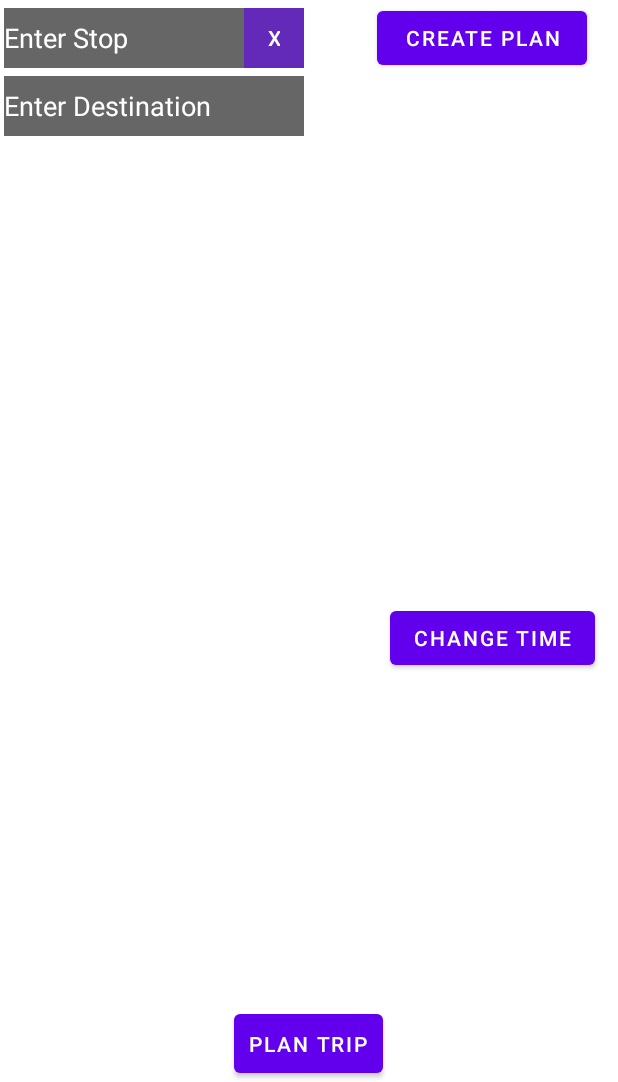
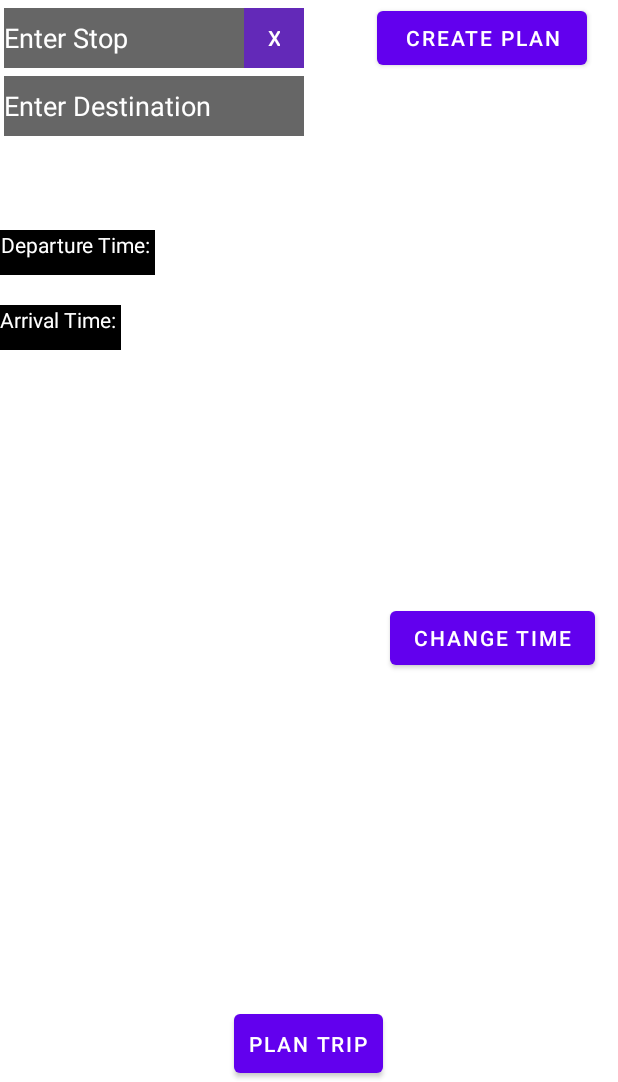
Before and after one commit to mtyra321/Clear-Routes, an Android app: the screen it shows after launch (MapsActivity), after a tap on "ADD STOP", on a phone screen of 412 x 824 dp, the part 154-1236 px from its top. Run offline under Robolectric (Android 15) with nearby library versions, the phone set to English and light mode, and no system bars; our stand-ins replace Volley; 1 other tap on this screen came first.

Commit message:
changed time works

```diff
--- a/app/src/main/res/layout/activity_maps.xml
+++ b/app/src/main/res/layout/activity_maps.xml
@@ -19,7 +19,32 @@
     <!--        android:layout_height="match_parent">-->
     <!--        -->
     <!--    </androidx.constraintlayout.widget.ConstraintLayout>-->
+    <!--        android:layout_gravity="left|bottom"-->
+    <TextView
+        android:id="@+id/departTime"
+        android:layout_width="wrap_content"
+        android:layout_height="30dp"
+        android:textColor="@color/white"
+        android:background="@color/black"
+        android:gravity="right"
+        android:layout_marginTop="200dp"
+        android:text="Departure Time: "
 
+        >
+
+    </TextView>
+    <TextView
+        android:id="@+id/arriveTime"
+        android:layout_width="wrap_content"
+        android:layout_height="30dp"
+        android:textColor="@color/white"
+        android:background="@color/black"
+        android:text="Arrival Time: "
+        android:layout_marginTop="250dp"
+
+        >
+
+    </TextView>
     <Button
         android:id="@+id/planBtn"
         android:layout_width="wrap_content"
@@ -194,16 +219,16 @@
             app:layout_constraintTop_toBottomOf="@+id/addLineBtn"
             app:layout_constraintVertical_bias="0.0"/>
 
-        <TextView
-            android:id="@+id/show_time"
-            android:layout_width="wrap_content"
-            android:layout_height="wrap_content"
-            android:layout_marginStart="64dp"
-            android:layout_marginTop="420dp"
-            android:padding="20dp"
-            android:textSize="35dp"
-            app:layout_constraintStart_toStartOf="parent"
-            app:layout_constraintTop_toTopOf="parent" />
+<!--        <TextView-->
+<!--            android:id="@+id/show_time"-->
+<!--            android:layout_width="wrap_content"-->
+<!--            android:layout_height="wrap_content"-->
+<!--            android:layout_marginStart="64dp"-->
+<!--            android:layout_marginTop="420dp"-->
+<!--            android:padding="20dp"-->
+<!--            android:textSize="35dp"-->
+<!--            app:layout_constraintStart_toStartOf="parent"-->
+<!--            app:layout_constraintTop_toTopOf="parent" />-->
 
         <TimePicker
             android:id="@+id/timePicker"
```
Also changed, not shown: app/src/main/java/edu/byui/mynavigation/MapsActivity.kt (+49 -121 lines).
